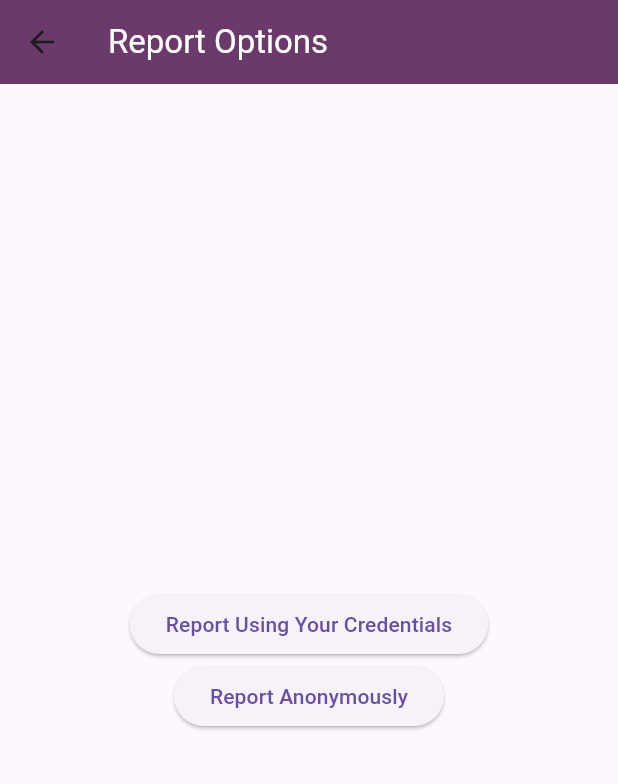
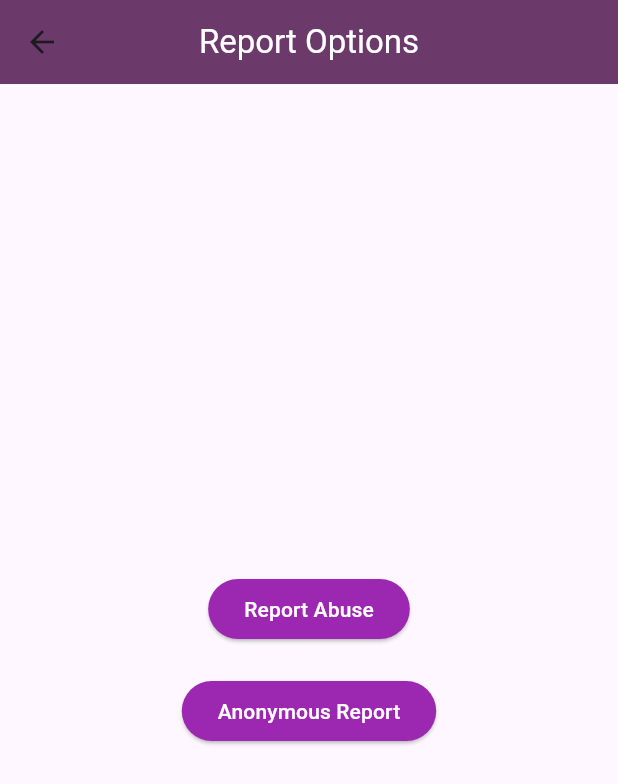
Before and after one commit to christabelngwenya/safe-sphere-mobile-application, a Flutter app: the ReportOptionsPage screen opened directly, on a phone screen of 412 x 824 dp. Shown: the top 784 px of the screen. Run offline on Flutter 3.47's test engine with Material 3 defaults, Android fonts, the phone set to English and light mode, and no system bars; our stand-ins replace cloud_firestore, firebase_auth, firebase_core, firebase_database, fluttertoast, geolocator and 2 more; missing offline and left inert: flutter_overboard; accounts and stored records are empty; network calls fail.

Commit message:
third-commit

```diff
--- a/Dev/sphere/lib/screens/home.dart
+++ b/Dev/sphere/lib/screens/home.dart
@@ -496,5 +496,7 @@ class MyHome extends StatelessWidget {
                 ],
               )
             ]));
+
+
   }
   }
--- a/Dev/sphere/lib/screens/reporting_options.dart
+++ b/Dev/sphere/lib/screens/reporting_options.dart
@@ -7,6 +7,7 @@ class ReportOptionsPage extends StatelessWidget {
   Widget build(BuildContext context) {
     return Scaffold(
       appBar: AppBar(
+        centerTitle:true,
         title: Text(
           'Report Options',
           style: TextStyle(color: Colors.white),
@@ -17,29 +18,41 @@ class ReportOptionsPage extends StatelessWidget {
         child: Column(
           mainAxisAlignment: MainAxisAlignment.center,
           children: [
-            ElevatedButton(
+            Padding(
+              padding: const EdgeInsets.symmetric(vertical: 10.0),
+              child: ElevatedButton(
+                style: ElevatedButton.styleFrom(
+                  backgroundColor: Colors.purple, // Set background color to purple
+                  foregroundColor: Colors.white, // Set text color to white
+                ),
                 onPressed: () {
                   Navigator.push(
                     context,
                     MaterialPageRoute(
-                    builder: (context) =>Report(),
+                      builder: (context) => Report(),
                     ),
                   );
                 },
-              child: Text('Report Using Your Credentials'),
+                child: Text('Report Abuse'),
               ),
-
-
-            ElevatedButton(
+            ),
+            Padding(
+              padding: const EdgeInsets.symmetric(vertical: 10.0),
+              child: ElevatedButton(
+                style: ElevatedButton.styleFrom(
+                  backgroundColor: Colors.purple, // Set background color to purple
+                  foregroundColor: Colors.white, // Set text color to white
+                ),
                 onPressed: () {
                   Navigator.push(
                     context,
                     MaterialPageRoute(
-                    builder: (context) =>ReportAnonymously(),
+                      builder: (context) => ReportAnonymously(),
                     ),
                   );
                 },
-              child: Text('Report Anonymously'),
+                child: Text('Anonymous Report'),
+              ),
             ),
           ],
         ),
```
Also changed, not shown: Dev/sphere/lib/screens/panic_button.dart (+8 -2 lines), Dev/sphere/lib/screens/report.dart (+40 -52 lines), Dev/sphere/lib/screens/report_anonymously.dart (+18 -0 lines), 2 other files. Lines whose indentation alone changed are shown as unchanged.
